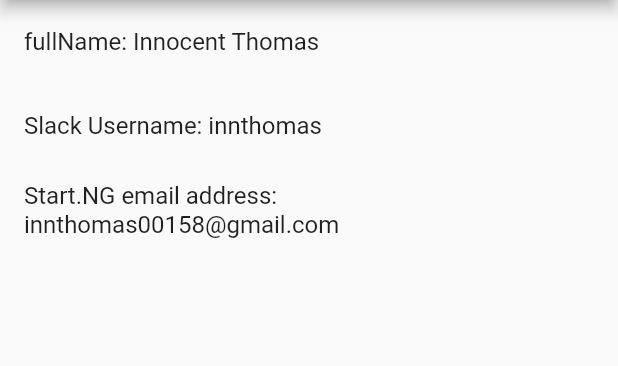
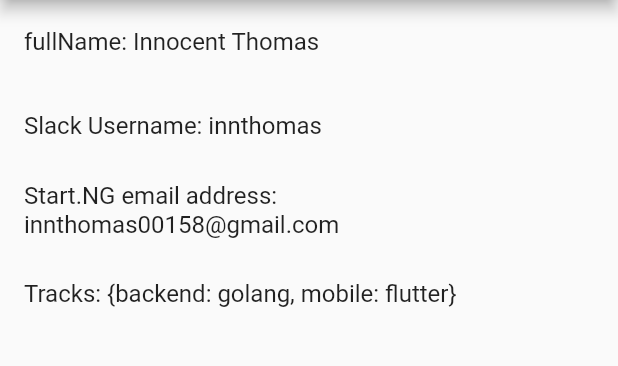
Before and after one commit to innthomas/startng_dashboard, a Flutter app: the screen it shows after launch, on a phone screen of 412 x 824 dp, the part 84-450 px from its top. Run offline on Flutter 3.47's test engine with Material 2 defaults, Android fonts, the light colour scheme and no system bars.

Commit message:
changes made to lib

```diff
--- a/lib/main.dart
+++ b/lib/main.dart
@@ -11,6 +11,7 @@
     var fullName = "Innocent Thomas";
     var slackUsername = "innthomas";
     var startngEmail = "innthomas00158@gmail.com";
+    var tracks = {"backend":"golang","mobile":"flutter"};
 
     return MaterialApp(
       title: title,
@@ -24,13 +25,16 @@
               title: Text('fullName: $fullName'),
             ),
             ListTile(
-              //leading: Icon(Icons.photo_album),
+
               title: Text('Slack Username: $slackUsername'),
             ),
             ListTile(
-              //leading: Icon(Icons.phone),
+
               title: Text('Start.NG email address: $startngEmail'),
             ),
+            ListTile(
+
+              title: Text('Tracks: $tracks'),),
           ],),
         ),
       );
```
